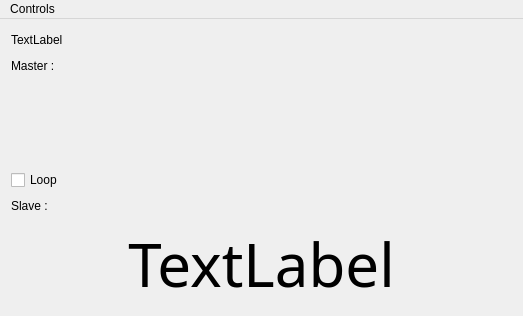
Before: the Qt Designer form app/LTCTool/LTCToolWindow.ui in JokerSync/Joker, drawn with Qt 5.
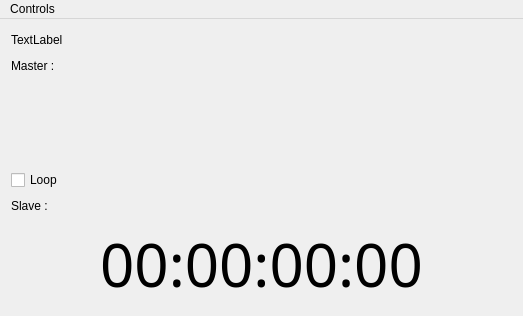
After: the same form once the commit is applied. Custom widgets are drawn as their Qt base class.

The edit to the form file:
```diff
--- a/app/LTCTool/LTCToolWindow.ui
+++ b/app/LTCTool/LTCToolWindow.ui
@@ -74,7 +74,7 @@
        </font>
       </property>
       <property name="text">
-       <string notr="true">TextLabel</string>
+       <string notr="true">00:00:00:00</string>
       </property>
       <property name="alignment">
        <set>Qt::AlignCenter</set>
```
